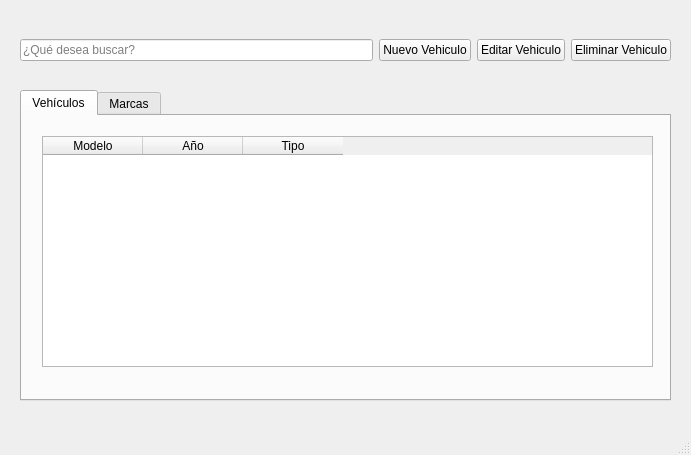
First picture: the form in mainwindow.ui, repository KeyHiro/TCSFP, before the edit.
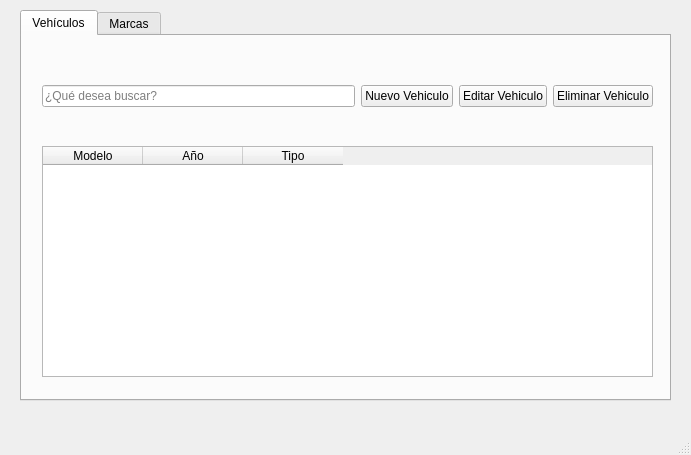
Second picture: the form after the edit.

Commit message: Segunda Version de la Interfaz

```diff
--- a/mainwindow.ui
+++ b/mainwindow.ui
@@ -24,9 +24,9 @@
     <property name="geometry">
      <rect>
       <x>20</x>
-      <y>90</y>
+      <y>10</y>
       <width>651</width>
-      <height>311</height>
+      <height>391</height>
      </rect>
     </property>
     <property name="focusPolicy">
@@ -43,7 +43,7 @@
       <property name="geometry">
        <rect>
         <x>20</x>
-        <y>20</y>
+        <y>110</y>
         <width>611</width>
         <height>231</height>
        </rect>
@@ -76,6 +76,52 @@
        </property>
       </column>
      </widget>
+     <widget class="QWidget" name="horizontalLayoutWidget">
+      <property name="geometry">
+       <rect>
+        <x>20</x>
+        <y>20</y>
+        <width>611</width>
+        <height>80</height>
+       </rect>
+      </property>
+      <layout class="QHBoxLayout" name="horizontalLayout">
+       <item>
+        <widget class="QLineEdit" name="le_filtro_ve">
+         <property name="placeholderText">
+          <string>¿Qué desea buscar?</string>
+         </property>
+        </widget>
+       </item>
+       <item>
+        <widget class="QPushButton" name="btn_nuevo_ve">
+         <property name="text">
+          <string>Nuevo Vehiculo</string>
+         </property>
+        </widget>
+       </item>
+       <item>
+        <widget class="QPushButton" name="btn_editar_ve">
+         <property name="toolTip">
+          <string>&lt;html&gt;&lt;head/&gt;&lt;body&gt;&lt;p&gt;&lt;span style=&quot; color:#e8d823;&quot;&gt;Presiona para editar una fila&lt;/span&gt;&lt;/p&gt;&lt;/body&gt;&lt;/html&gt;</string>
+         </property>
+         <property name="text">
+          <string>Editar Vehiculo</string>
+         </property>
+        </widget>
+       </item>
+       <item>
+        <widget class="QPushButton" name="btn_eliminar_ve">
+         <property name="toolTip">
+          <string>&lt;html&gt;&lt;head/&gt;&lt;body&gt;&lt;p&gt;&lt;span style=&quot; color:#e8d823;&quot;&gt;Presione para eliminar una fila&lt;/span&gt;&lt;/p&gt;&lt;/body&gt;&lt;/html&gt;</string>
+         </property>
+         <property name="text">
+          <string>Eliminar Vehiculo</string>
+         </property>
+        </widget>
+       </item>
+      </layout>
+     </widget>
     </widget>
     <widget class="QWidget" name="tab_marca">
      <attribute name="title">
@@ -85,9 +131,9 @@
       <property name="geometry">
        <rect>
         <x>20</x>
-        <y>20</y>
+        <y>110</y>
         <width>611</width>
-        <height>400</height>
+        <height>231</height>
        </rect>
       </property>
       <property name="minimumSize">
@@ -112,53 +158,47 @@
        </property>
       </column>
      </widget>
-    </widget>
-   </widget>
-   <widget class="QWidget" name="horizontalLayoutWidget">
+     <widget class="QWidget" name="horizontalLayoutWidget_2">
     <property name="geometry">
      <rect>
       <x>20</x>
-      <y>10</y>
-      <width>651</width>
+        <y>20</y>
+        <width>611</width>
       <height>80</height>
      </rect>
     </property>
-    <layout class="QHBoxLayout" name="horizontalLayout">
+      <layout class="QHBoxLayout" name="horizontalLayout_2">
      <item>
-      <widget class="QLineEdit" name="le_filtro">
+        <widget class="QLineEdit" name="le_filtro_ma">
        <property name="placeholderText">
         <string>¿Qué desea buscar?</string>
        </property>
       </widget>
      </item>
      <item>
-      <widget class="QPushButton" name="btn_nuevo">
+        <widget class="QPushButton" name="btn_nuevo_ma">
        <property name="text">
-        <string>Nuevo Vehiculo</string>
+          <string>Nueva Marca</string>
        </property>
       </widget>
      </item>
      <item>
-      <widget class="QPushButton" name="btn_editar">
-       <property name="toolTip">
-        <string>&lt;html&gt;&lt;head/&gt;&lt;body&gt;&lt;p&gt;&lt;span style=&quot; color:#e8d823;&quot;&gt;Presiona para editar una fila&lt;/span&gt;&lt;/p&gt;&lt;/body&gt;&lt;/html&gt;</string>
-       </property>
+        <widget class="QPushButton" name="btn_editar_ma">
        <property name="text">
-        <string>Editar Vehiculo</string>
+          <string>Editar Marca</string>
        </property>
       </widget>
      </item>
      <item>
-      <widget class="QPushButton" name="btn_eliminar">
-       <property name="toolTip">
-        <string>&lt;html&gt;&lt;head/&gt;&lt;body&gt;&lt;p&gt;&lt;span style=&quot; color:#e8d823;&quot;&gt;Presione para eliminar una fila&lt;/span&gt;&lt;/p&gt;&lt;/body&gt;&lt;/html&gt;</string>
-       </property>
+        <widget class="QPushButton" name="btn_eliminar_ma">
        <property name="text">
-        <string>Eliminar Vehiculo</string>
+          <string>Eliminar Marca</string>
        </property>
       </widget>
      </item>
     </layout>
+     </widget>
+    </widget>
    </widget>
   </widget>
   <widget class="QStatusBar" name="statusbar"/>
```
Lines whose indentation alone changed are shown as unchanged. The commit also changes 2 other files.
